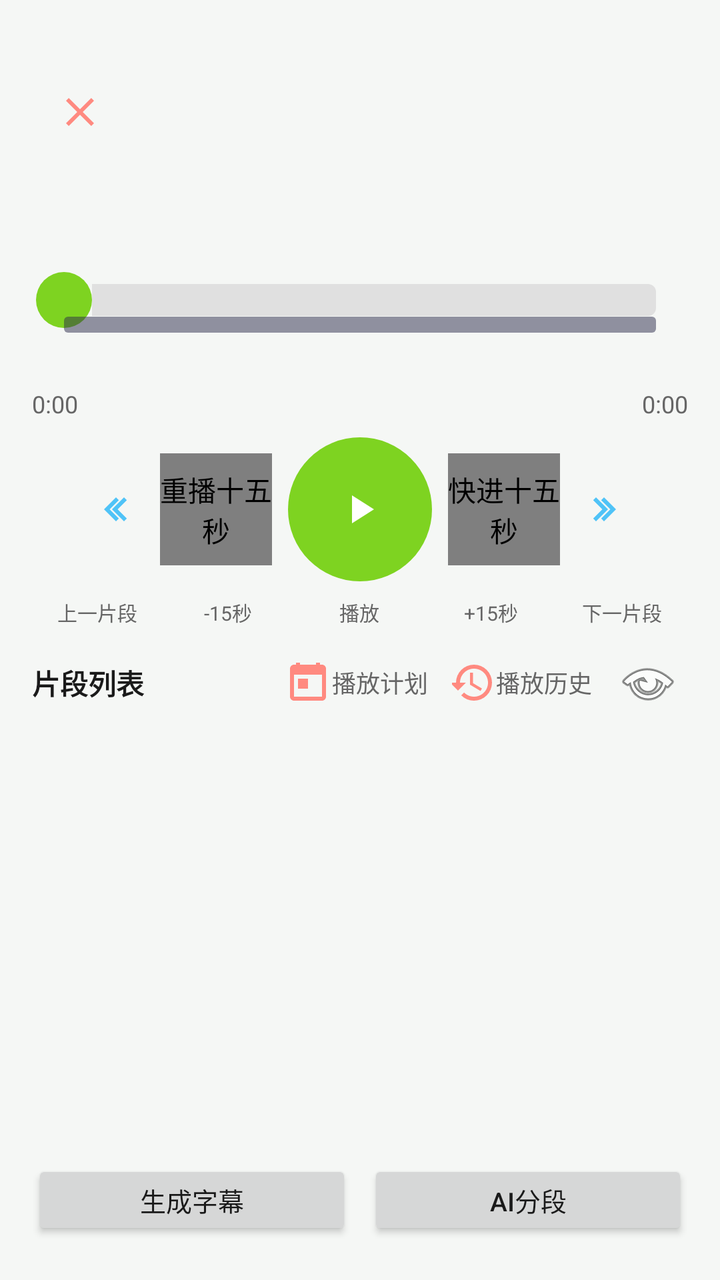
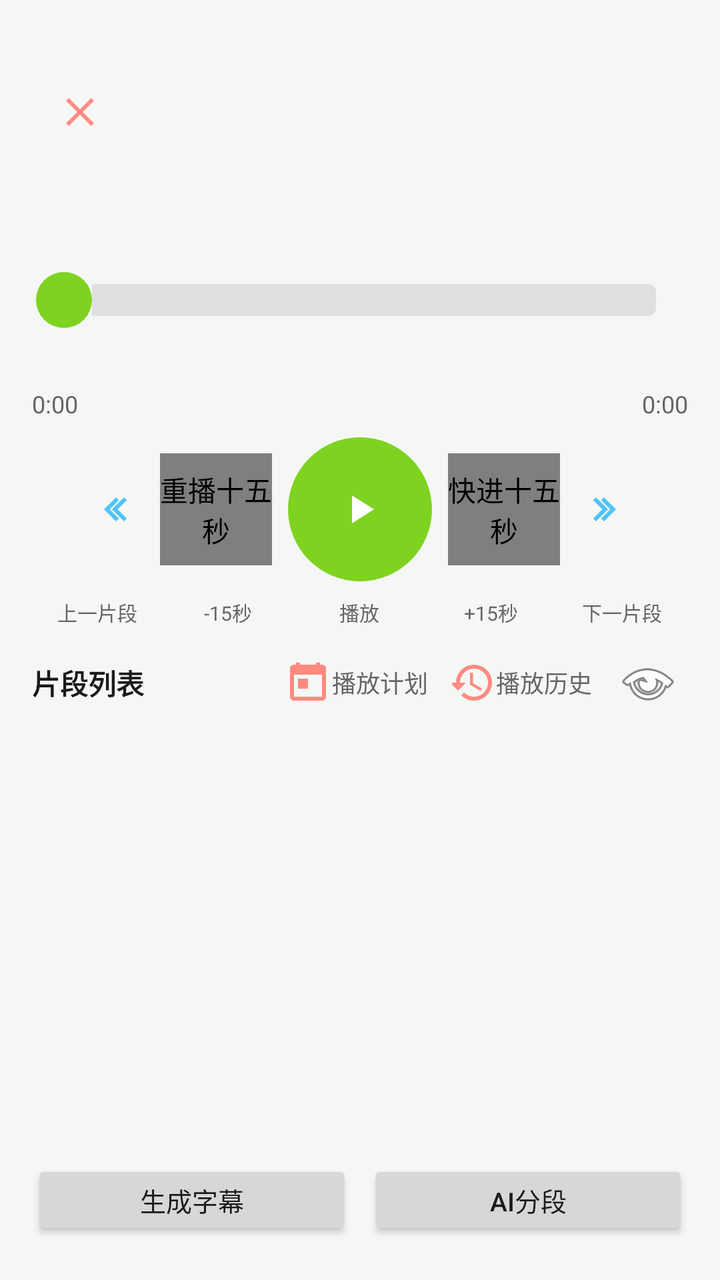

Screens rendered from an Android XML layout before and after an edit, with the pre-edit source and the edit as a unified diff.
<!-- AndroidManifest.xml: application theme Theme.RadioApp.Fresh -->
<!-- res/layout/activity_player.xml -->
<?xml version="1.0" encoding="utf-8"?>
<LinearLayout xmlns:android="http://schemas.android.com/apk/res/android"
    android:layout_width="match_parent"
    android:layout_height="match_parent"
    android:orientation="vertical"
    android:background="?attr/appBackground"
    android:padding="16dp">

    <RelativeLayout
        android:layout_width="match_parent"
        android:layout_height="wrap_content"
        android:paddingVertical="16dp">
        <ImageButton
            android:id="@+id/btn_close"
            android:layout_width="48dp"
            android:layout_height="48dp"
            android:layout_alignParentStart="true"
            android:background="?attr/selectableItemBackgroundBorderless"
            android:src="@drawable/ic_close"
            android:contentDescription="Close" />
        
        <LinearLayout
            android:layout_width="match_parent"
            android:layout_height="wrap_content"
            android:layout_toEndOf="@id/btn_close"
            android:layout_centerVertical="true"
            android:gravity="center"
            android:orientation="vertical">
            <TextView
                android:id="@+id/tv_station_name"
                android:layout_width="wrap_content"
                android:layout_height="wrap_content"
                android:textColor="?attr/appTextPrimary"
                android:textSize="18sp"
                android:textStyle="bold"
                android:maxLines="1"
                android:ellipsize="end" />
            <TextView
                android:id="@+id/tv_episode_title"
                android:layout_width="wrap_content"
                android:layout_height="wrap_content"
                android:textColor="?attr/appTextSecondary"
                android:textSize="14sp"
                android:maxLines="1"
                android:ellipsize="end" />
            <TextView
                android:id="@+id/tv_episode_info"
                android:layout_width="wrap_content"
                android:layout_height="wrap_content"
                android:textColor="?attr/appTextSecondary"
                android:textSize="12sp"
                android:maxLines="1"
                android:ellipsize="end"
                android:visibility="gone" />
        </LinearLayout>
    </RelativeLayout>

    <TextView
        android:id="@+id/tv_live_indicator"
        android:layout_width="wrap_content"
        android:layout_height="wrap_content"
        android:layout_gravity="center"
        android:text="LIVE"
        android:textColor="#FF4444"
        android:textSize="16sp"
        android:textStyle="bold"
        android:visibility="gone"
        android:layout_marginBottom="8dp"
        android:background="@drawable/bg_live_indicator"
        android:paddingHorizontal="12dp"
        android:paddingVertical="4dp" />

    <LinearLayout
        android:layout_width="match_parent"
        android:layout_height="wrap_content"
        android:orientation="vertical"
        android:layout_marginBottom="8dp">

        <FrameLayout
            android:layout_width="match_parent"
            android:layout_height="wrap_content">

            <LinearLayout
                android:layout_width="match_parent"
                android:layout_height="wrap_content"
                android:orientation="vertical"
                android:paddingTop="30dp">

                <com.radio.app.views.SegmentStripView
                    android:id="@+id/segment_strip"
                    android:layout_width="match_parent"
                    android:layout_height="8dp"
                    android:layout_marginStart="14dp"
                    android:layout_marginEnd="14dp"
                    android:layout_marginBottom="2dp"
                    android:visibility="gone" />

                <SeekBar
                    android:id="@+id/seek_bar"
                    android:layout_width="match_parent"
                    android:layout_height="wrap_content"
                    android:minHeight="48dp"
                    android:progressDrawable="@drawable/seekbar_progress"
                    android:thumb="@drawable/seekbar_thumb" />
                <SeekBar
                    android:id="@+id/seek_bar_cache"
                    android:layout_width="match_parent"
                    android:layout_height="wrap_content"
                    android:progressDrawable="@drawable/seekbar_cache_progress"
                    android:thumb="@null"
                    android:clickable="false"
                    android:alpha="0.5"
                    android:layout_marginTop="-16dp" />
            </LinearLayout>

            <TextView
                android:id="@+id/tv_seek_bubble"
                android:layout_width="wrap_content"
                android:layout_height="wrap_content"
                android:layout_gravity="top|start"
                android:background="@drawable/bg_seek_bubble"
                android:paddingHorizontal="10dp"
                android:paddingVertical="4dp"
                android:text=""
                android:textColor="#FFFFFF"
                android:textSize="12sp"
                android:visibility="gone" />
        </FrameLayout>
        <LinearLayout
            android:id="@+id/layout_buffer_row"
            android:layout_width="match_parent"
            android:layout_height="wrap_content"
            android:orientation="horizontal"
            android:gravity="center_vertical"
            android:layout_marginTop="2dp"
            android:visibility="gone">
            <TextView
                android:layout_width="wrap_content"
                android:layout_height="wrap_content"
                android:text="缓冲"
                android:textColor="?attr/appTextSecondary"
                android:textSize="11sp" />
            <ProgressBar
                android:id="@+id/progress_buffer"
                style="?android:attr/progressBarStyleHorizontal"
                android:layout_width="0dp"
                android:layout_weight="1"
                android:layout_height="8dp"
                android:layout_marginStart="6dp"
                android:layout_marginEnd="6dp"
                android:max="100"
                android:progress="0" />
            <TextView
                android:id="@+id/tv_buffer_percent"
                android:layout_width="wrap_content"
                android:layout_height="wrap_content"
                android:text="0%"
                android:textColor="?attr/appTextSecondary"
                android:textSize="11sp" />
        </LinearLayout>

        <LinearLayout
            android:layout_width="match_parent"
            android:layout_height="wrap_content"
            android:orientation="vertical"
            android:layout_marginTop="4dp">
            <TextView
                android:id="@+id/tv_cache_progress"
                android:layout_width="match_parent"
                android:layout_height="wrap_content"
                android:text="缓存: 0%"
                android:textColor="?attr/appSuccess"
                android:textSize="11sp"
                android:visibility="gone" />
            <TextView
                android:id="@+id/tv_network_url"
                android:layout_width="match_parent"
                android:layout_height="wrap_content"
                android:text=""
                android:textColor="?attr/appTextSecondary"
                android:textSize="10sp"
                android:maxLines="5"
                android:ellipsize="none"
                android:scrollbars="horizontal"
                android:visibility="visible"
                android:textIsSelectable="true" />
            <TextView
                android:id="@+id/tv_cache_url"
                android:layout_width="match_parent"
                android:layout_height="wrap_content"
                android:text=""
                android:textColor="?attr/appTextSecondary"
                android:textSize="10sp"
                android:maxLines="5"
                android:ellipsize="none"
                android:scrollbars="horizontal"
                android:visibility="gone"
                android:textIsSelectable="true" />

            <LinearLayout
                android:layout_width="match_parent"
                android:layout_height="wrap_content"
                android:orientation="horizontal">
                <TextView
                    android:id="@+id/tv_current_time"
                    android:layout_width="wrap_content"
                    android:layout_height="wrap_content"
                    android:text="0:00"
                    android:textColor="?attr/appTextSecondary"
                    android:textSize="12sp" />
                <TextView
                    android:layout_width="0dp"
                    android:layout_height="wrap_content"
                    android:layout_weight="1" />
                <TextView
                    android:id="@+id/tv_ai_progress"
                    android:layout_width="wrap_content"
                    android:layout_height="wrap_content"
                    android:text=""
                    android:textColor="?attr/appSuccess"
                    android:textSize="11sp"
                    android:visibility="gone" />
                <TextView
                    android:layout_width="0dp"
                    android:layout_height="wrap_content"
                    android:layout_weight="1" />
                <TextView
                    android:id="@+id/tv_total_time"
                    android:layout_width="wrap_content"
                    android:layout_height="wrap_content"
                    android:text="0:00"
                    android:textColor="?attr/appTextSecondary"
                    android:textSize="12sp" />
            </LinearLayout>
        </LinearLayout>
    </LinearLayout>

    <LinearLayout
        android:id="@+id/layout_episode_nav"
        android:layout_width="match_parent"
        android:layout_height="wrap_content"
        android:orientation="horizontal"
        android:gravity="center"
        android:layout_marginBottom="8dp"
        android:visibility="gone">
        <ImageButton
            android:id="@+id/btn_prev_episode"
            android:layout_width="40dp"
            android:layout_height="40dp"
            android:background="?attr/selectableItemBackgroundBorderless"
            android:src="@drawable/ic_prev"
            android:contentDescription="Prev Episode" />
        <TextView
            android:id="@+id/tv_episode_nav_hint"
            android:layout_width="wrap_content"
            android:layout_height="wrap_content"
            android:text="  节目导航  "
            android:textColor="?attr/appTextSecondary"
            android:textSize="12sp"
            android:gravity="center" />
        <ImageButton
            android:id="@+id/btn_next_episode"
            android:layout_width="40dp"
            android:layout_height="40dp"
            android:background="?attr/selectableItemBackgroundBorderless"
            android:src="@drawable/ic_next"
            android:contentDescription="Next Episode" />
    </LinearLayout>

    <LinearLayout
        android:layout_width="match_parent"
        android:layout_height="wrap_content"
        android:orientation="horizontal"
        android:gravity="center"
        android:layout_marginBottom="8dp">
        <ImageButton
            android:id="@+id/btn_prev_segment"
            android:layout_width="48dp"
            android:layout_height="48dp"
            android:background="?attr/selectableItemBackgroundBorderless"
            android:src="@drawable/ic_prev"
            android:contentDescription="Prev Segment"
            android:tooltipText="上一片段" />
        <com.radio.app.widgets.PhantomSafeImageButton
            android:id="@+id/btn_skip_backward"
            android:layout_width="56dp"
            android:layout_height="56dp"
            android:background="?attr/selectableItemBackgroundBorderless"
            android:src="@drawable/ic_rewind"
            android:contentDescription="重播十五秒"
            android:tooltipText="-15秒"
            android:focusable="false"
            android:focusableInTouchMode="false"
            android:importantForAccessibility="no" />
        <ImageButton
            android:id="@+id/btn_play_pause"
            android:layout_width="72dp"
            android:layout_height="72dp"
            android:layout_marginHorizontal="8dp"
            android:background="@drawable/bg_play_button"
            android:src="@drawable/ic_play"
            android:contentDescription="Play"
            android:tooltipText="播放/暂停" />
        <com.radio.app.widgets.PhantomSafeImageButton
            android:id="@+id/btn_skip_forward"
            android:layout_width="56dp"
            android:layout_height="56dp"
            android:background="?attr/selectableItemBackgroundBorderless"
            android:src="@drawable/ic_forward"
            android:contentDescription="快进十五秒"
            android:tooltipText="+15秒"
            android:importantForAccessibility="no" />
        <ImageButton
            android:id="@+id/btn_next_segment"
            android:layout_width="48dp"
            android:layout_height="48dp"
            android:background="?attr/selectableItemBackgroundBorderless"
            android:src="@drawable/ic_next"
            android:contentDescription="Next Segment"
            android:tooltipText="下一片段" />
    </LinearLayout>

    <LinearLayout
        android:layout_width="match_parent"
        android:layout_height="wrap_content"
        android:orientation="horizontal"
        android:gravity="center"
        android:layout_marginBottom="8dp">
        <TextView
            android:layout_width="0dp"
            android:layout_height="wrap_content"
            android:layout_weight="1"
            android:text="上一片段"
            android:textColor="?attr/appTextSecondary"
            android:textSize="10sp"
            android:gravity="center" />
        <TextView
            android:layout_width="0dp"
            android:layout_height="wrap_content"
            android:layout_weight="1"
            android:text="-15秒"
            android:textColor="?attr/appTextSecondary"
            android:textSize="10sp"
            android:gravity="center" />
        <TextView
            android:layout_width="0dp"
            android:layout_height="wrap_content"
            android:layout_weight="1"
            android:text="播放"
            android:textColor="?attr/appTextSecondary"
            android:textSize="10sp"
            android:gravity="center" />
        <TextView
            android:layout_width="0dp"
            android:layout_height="wrap_content"
            android:layout_weight="1"
            android:text="+15秒"
            android:textColor="?attr/appTextSecondary"
            android:textSize="10sp"
            android:gravity="center" />
        <TextView
            android:layout_width="0dp"
            android:layout_height="wrap_content"
            android:layout_weight="1"
            android:text="下一片段"
            android:textColor="?attr/appTextSecondary"
            android:textSize="10sp"
            android:gravity="center" />
    </LinearLayout>

    
    <LinearLayout
        android:layout_width="match_parent"
        android:layout_height="wrap_content"
        android:orientation="horizontal"
        android:gravity="center_vertical"
        android:layout_marginBottom="8dp">
        <TextView
            android:layout_width="0dp"
            android:layout_height="wrap_content"
            android:layout_weight="1"
            android:text="片段列表"
            android:textColor="?attr/appTextPrimary"
            android:textSize="14sp"
            android:textStyle="bold" />
        <LinearLayout
            android:id="@+id/btn_schedule"
            android:layout_width="wrap_content"
            android:layout_height="wrap_content"
            android:orientation="horizontal"
            android:gravity="center"
            android:background="?attr/selectableItemBackgroundBorderless"
            android:paddingStart="4dp"
            android:paddingEnd="8dp"
            android:paddingTop="6dp"
            android:paddingBottom="6dp">
            <ImageButton
                android:layout_width="20dp"
                android:layout_height="20dp"
                android:background="@null"
                android:src="@drawable/ic_calendar"
                android:contentDescription="播放计划"
                android:clickable="false"
                android:focusable="false" />
            <TextView
                android:layout_width="wrap_content"
                android:layout_height="wrap_content"
                android:text="播放计划"
                android:textSize="12sp"
                android:textColor="?attr/appTextSecondary"
                android:layout_marginStart="2dp" />
        </LinearLayout>
        <LinearLayout
            android:id="@+id/btn_history"
            android:layout_width="wrap_content"
            android:layout_height="wrap_content"
            android:orientation="horizontal"
            android:gravity="center"
            android:background="?attr/selectableItemBackgroundBorderless"
            android:paddingStart="4dp"
            android:paddingEnd="8dp"
            android:paddingTop="6dp"
            android:paddingBottom="6dp">
            <ImageButton
                android:layout_width="20dp"
                android:layout_height="20dp"
                android:background="@null"
                android:src="@drawable/ic_history"
                android:contentDescription="播放历史"
                android:clickable="false"
                android:focusable="false" />
            <TextView
                android:layout_width="wrap_content"
                android:layout_height="wrap_content"
                android:text="播放历史"
                android:textSize="12sp"
                android:textColor="?attr/appTextSecondary"
                android:layout_marginStart="2dp" />
        </LinearLayout>
        <ImageButton
            android:id="@+id/btn_subtitle_toggle"
            android:layout_width="40dp"
            android:layout_height="40dp"
            android:background="?attr/selectableItemBackgroundBorderless"
            android:src="@android:drawable/ic_menu_view"
            android:contentDescription="Toggle Subtitle" />
    </LinearLayout>

    <androidx.recyclerview.widget.RecyclerView
        android:id="@+id/recycler_segments"
        android:layout_width="match_parent"
        android:layout_height="0dp"
        android:layout_weight="1"
        android:nestedScrollingEnabled="true" />

    <com.radio.app.views.SubtitleView
        android:id="@+id/subtitle_view"
        android:layout_width="match_parent"
        android:layout_height="0dp"
        android:layout_weight="1"
        android:visibility="gone" />

    
    <ProgressBar
        android:id="@+id/progress_subtitle"
        style="?android:attr/progressBarStyleHorizontal"
        android:layout_width="match_parent"
        android:layout_height="6dp"
        android:layout_marginTop="4dp"
        android:max="100"
        android:progress="0"
        android:visibility="gone" />

    <TextView
        android:id="@+id/tv_subtitle_status"
        android:layout_width="match_parent"
        android:layout_height="wrap_content"
        android:text=""
        android:textColor="?attr/appTextSecondary"
        android:textSize="12sp"
        android:gravity="center"
        android:visibility="gone"
        android:layout_marginTop="2dp" />

    
    <ProgressBar
        android:id="@+id/progress_ai"
        style="?android:attr/progressBarStyleHorizontal"
        android:layout_width="match_parent"
        android:layout_height="6dp"
        android:layout_marginTop="8dp"
        android:max="1000"
        android:progress="0"
        android:visibility="gone" />

    <TextView
        android:id="@+id/tv_ai_status"
        android:layout_width="match_parent"
        android:layout_height="wrap_content"
        android:text=""
        android:textColor="?attr/appTextSecondary"
        android:textSize="12sp"
        android:gravity="center"
        android:visibility="gone"
        android:layout_marginTop="4dp" />

    
    <LinearLayout
        android:id="@+id/layout_ai_buttons"
        android:layout_width="match_parent"
        android:layout_height="wrap_content"
        android:orientation="horizontal"
        android:gravity="center"
        android:layout_marginTop="8dp"
        android:layout_marginBottom="4dp">
        <Button
            android:id="@+id/btn_generate_subtitle"
            android:layout_width="0dp"
            android:layout_height="40dp"
            android:layout_weight="1"
            android:text="生成字幕"
            android:textSize="13sp"
            android:layout_marginEnd="4dp" />
        <Button
            android:id="@+id/btn_ai_segment"
            android:layout_width="0dp"
            android:layout_height="40dp"
            android:layout_weight="1"
            android:text="AI分段"
            android:textSize="13sp"
            android:layout_marginStart="4dp" />
    </LinearLayout>

    
    <TextView
        android:id="@+id/tv_subtitle_title"
        android:layout_width="match_parent"
        android:layout_height="wrap_content"
        android:text="字幕"
        android:textColor="?attr/appTextPrimary"
        android:textSize="14sp"
        android:textStyle="bold"
        android:layout_marginTop="4dp"
        android:visibility="gone" />

    <androidx.recyclerview.widget.RecyclerView
        android:id="@+id/recycler_subtitles"
        android:layout_width="match_parent"
        android:layout_height="0dp"
        android:layout_weight="1"
        android:layout_marginTop="4dp"
        android:visibility="gone"
        android:nestedScrollingEnabled="true" />
</LinearLayout>
<!-- resources referenced by this layout -->
<resources>
  <!-- drawable bg_live_indicator (drawable) -->
  <?xml version="1.0" encoding="utf-8"?>
  <shape xmlns:android="http://schemas.android.com/apk/res/android">
      <solid android:color="#44FF4444" />
      <corners android:radius="4dp" />
  </shape>
  <!-- drawable bg_play_button (drawable) -->
  <?xml version="1.0" encoding="utf-8"?>
  <shape xmlns:android="http://schemas.android.com/apk/res/android" android:shape="oval">
      <solid android:color="?attr/appAccent" />
  </shape>
  <!-- drawable bg_seek_bubble (drawable) -->
  <?xml version="1.0" encoding="utf-8"?>
  <shape xmlns:android="http://schemas.android.com/apk/res/android" android:shape="rectangle">
      <solid android:color="#CC333333" />
      <corners android:radius="12dp" />
  </shape>
  <!-- drawable ic_calendar (drawable) -->
  <?xml version="1.0" encoding="utf-8"?>
  <vector xmlns:android="http://schemas.android.com/apk/res/android"
      android:width="24dp"
      android:height="24dp"
      android:viewportWidth="24"
      android:viewportHeight="24">
      
      <path
          android:fillColor="#FF8A80"
          android:pathData="M19,3h-1V1h-2v2H8V1H6v2H5c-1.1,0 -2,0.9 -2,2v14c0,1.1 0.9,2 2,2h14c1.1,0 2,-0.9 2,-2V5c0,-1.1 -0.9,-2 -2,-2zM19,19H5V8h14v11zM7,10h5v5H7z" />
  </vector>
  <!-- drawable ic_close (drawable) -->
  <?xml version="1.0" encoding="utf-8"?>
  <vector xmlns:android="http://schemas.android.com/apk/res/android"
      android:width="24dp"
      android:height="24dp"
      android:viewportWidth="24"
      android:viewportHeight="24">
      
      <path
          android:fillColor="#FF8A80"
          android:pathData="M19,6.41L17.59,5 12,10.59 6.41,5 5,6.41 10.59,12 5,17.59 6.41,19 12,13.41 17.59,19 19,17.59 13.41,12z" />
  </vector>
  <!-- drawable ic_forward (drawable) -->
  <?xml version="1.0" encoding="utf-8"?>
  <vector xmlns:android="http://schemas.android.com/apk/res/android"
      android:width="24dp"
      android:height="24dp"
      android:viewportWidth="24"
      android:viewportHeight="24">
      
      <path
          android:fillColor="#81C784"
          android:pathData="M16,6v12h2V6h-2z" />
      <path
          android:fillColor="#81C784"
          android:pathData="M6,18l8.5,-6L6,6v12z" />
  </vector>
  <!-- drawable ic_play (drawable) -->
  <?xml version="1.0" encoding="utf-8"?>
  <vector xmlns:android="http://schemas.android.com/apk/res/android"
      android:width="24dp"
      android:height="24dp"
      android:viewportWidth="24"
      android:viewportHeight="24">
      
      <path
          android:fillColor="#FFFFFF"
          android:pathData="M8,5v14l11,-7z" />
  </vector>
  <!-- drawable ic_prev (drawable) -->
  <?xml version="1.0" encoding="utf-8"?>
  <vector xmlns:android="http://schemas.android.com/apk/res/android"
      android:width="24dp"
      android:height="24dp"
      android:viewportWidth="24"
      android:viewportHeight="24">
      
      <path
          android:fillColor="#4FC3F7"
          android:pathData="M15.41,7.41L14,6l-6,6 6,6 1.41,-1.41L10.83,12z" />
      <path
          android:fillColor="#4FC3F7"
          android:pathData="M19.41,7.41L18,6l-6,6 6,6 1.41,-1.41L14.83,12z" />
  </vector>
  <!-- drawable ic_rewind (drawable) -->
  <?xml version="1.0" encoding="utf-8"?>
  <vector xmlns:android="http://schemas.android.com/apk/res/android"
      android:width="24dp"
      android:height="24dp"
      android:viewportWidth="24"
      android:viewportHeight="24">
      
      <path
          android:fillColor="#81C784"
          android:pathData="M6,6h2v12H6V6z" />
      <path
          android:fillColor="#81C784"
          android:pathData="M9.5,12l8.5,6V6L9.5,12z" />
  </vector>
  <!-- drawable seekbar_thumb (drawable) -->
  <?xml version="1.0" encoding="utf-8"?>
  <shape xmlns:android="http://schemas.android.com/apk/res/android" android:shape="oval">
      <solid android:color="?attr/appAccent" />
      <size android:width="28dp" android:height="28dp" />
  </shape>
  <!-- unchanged entries left out for length: 5 -->
</resources>

<!-- the commit's change to res/layout/activity_player.xml (unified diff, before → after) -->
@@ -102,15 +102,6 @@
                     android:minHeight="48dp"
                     android:progressDrawable="@drawable/seekbar_progress"
                     android:thumb="@drawable/seekbar_thumb" />
-                <SeekBar
-                    android:id="@+id/seek_bar_cache"
-                    android:layout_width="match_parent"
-                    android:layout_height="wrap_content"
-                    android:progressDrawable="@drawable/seekbar_cache_progress"
-                    android:thumb="@null"
-                    android:clickable="false"
-                    android:alpha="0.5"
-                    android:layout_marginTop="-16dp" />
             </LinearLayout>
 
             <TextView
@@ -126,6 +117,41 @@
                 android:textSize="12sp"
                 android:visibility="gone" />
         </FrameLayout>
+
+        <LinearLayout
+            android:id="@+id/layout_cache_row"
+            android:layout_width="match_parent"
+            android:layout_height="wrap_content"
+            android:orientation="horizontal"
+            android:gravity="center_vertical"
+            android:layout_marginTop="4dp"
+            android:visibility="gone">
+            <TextView
+                android:layout_width="wrap_content"
+                android:layout_height="wrap_content"
+                android:text="缓存"
+                android:textColor="?attr/appTextSecondary"
+                android:textSize="11sp" />
+            <SeekBar
+                android:id="@+id/seek_bar_cache"
+                android:layout_width="0dp"
+                android:layout_weight="1"
+                android:layout_height="wrap_content"
+                android:layout_marginStart="6dp"
+                android:layout_marginEnd="6dp"
+                android:progressDrawable="@drawable/seekbar_cache_progress"
+                android:thumb="@null"
+                android:clickable="false"
+                android:alpha="0.5" />
+            <TextView
+                android:id="@+id/tv_cache_progress"
+                android:layout_width="wrap_content"
+                android:layout_height="wrap_content"
+                android:text="0%"
+                android:textColor="?attr/appSuccess"
+                android:textSize="11sp" />
+        </LinearLayout>
+
         <LinearLayout
             android:id="@+id/layout_buffer_row"
             android:layout_width="match_parent"
@@ -164,14 +190,6 @@
             android:layout_height="wrap_content"
             android:orientation="vertical"
             android:layout_marginTop="4dp">
-            <TextView
-                android:id="@+id/tv_cache_progress"
-                android:layout_width="match_parent"
-                android:layout_height="wrap_content"
-                android:text="缓存: 0%"
-                android:textColor="?attr/appSuccess"
-                android:textSize="11sp"
-                android:visibility="gone" />
             <TextView
                 android:id="@+id/tv_network_url"
                 android:layout_width="match_parent"
